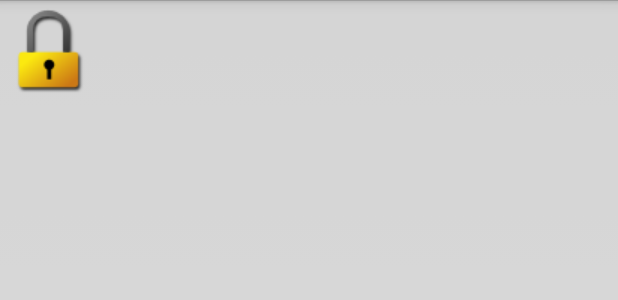
After one commit to linson0116/phonesafe, an Android app: the layout activity_set_location.xml on its own in the app's theme, with its tools: preview values and no code run, on a phone screen of 412 x 824 dp. The commit adds this screen. Shown: the top 300 px of the screen. Run offline under Robolectric (Android 15) with nearby library versions, the phone set to English and light mode, and no system bars.

Commit message:
1.5 20160929 1648

```diff
--- a/app/src/main/java/com/linson/phonesafe/activity/SettingActivity.java
+++ b/app/src/main/java/com/linson/phonesafe/activity/SettingActivity.java
@@ -105,6 +105,10 @@ public class SettingActivity extends Activity {
 
     public void closeToast(View view) {
         mWM.removeView(viewToast);
+    }
 
+    public void setLocation(View view) {
+        Intent intent = new Intent(this,SetLocationActivity.class);
+        startActivity(intent);
     }
 }
--- a/app/src/main/java/com/linson/phonesafe/utils/ConstantValues.java
+++ b/app/src/main/java/com/linson/phonesafe/utils/ConstantValues.java
@@ -10,4 +10,6 @@ public class ConstantValues {
     public static final String TEL_NAME = "vnd.android.cursor.item/name";
     public static final String TEL = "vnd.android.cursor.item/phone_v2";
     public static final String SAFE_PHONE_NUMBER = "safe_phone_number";
+    public static final String LOCATION_X = "locationX";
+    public static final String LOCATION_Y = "locationY";
 }
--- /dev/null
+++ b/app/src/main/res/layout/activity_set_location.xml
@@ -0,0 +1,14 @@
+<?xml version="1.0" encoding="utf-8"?>
+<RelativeLayout xmlns:android="http://schemas.android.com/apk/res/android"
+    xmlns:tools="http://schemas.android.com/tools"
+    android:id="@+id/activity_set_location"
+    android:layout_width="match_parent"
+    android:layout_height="match_parent"
+    android:background="#accc"
+    tools:context="com.linson.phonesafe.activity.SetLocationActivity">
+    <ImageView
+        android:id="@+id/iv_set_location"
+        android:background="@drawable/lock"
+        android:layout_width="wrap_content"
+        android:layout_height="wrap_content" />
+</RelativeLayout>
--- a/app/src/main/res/layout/activity_setting.xml
+++ b/app/src/main/res/layout/activity_setting.xml
@@ -75,6 +75,7 @@
         <Button
             android:text="设置位置"
             android:id="@+id/bt_set_location"
+            android:onClick="setLocation"
             android:layout_width="wrap_content"
             android:layout_height="wrap_content" />
     </LinearLayout>
```
Also changed, not shown: app/src/main/AndroidManifest.xml (+6 -3 lines), app/src/main/java/com/linson/phonesafe/activity/SetLocationActivity.java (added, +86 -0 lines), app/src/main/java/com/linson/phonesafe/utils/SpUtils.java (+16 -2 lines).
